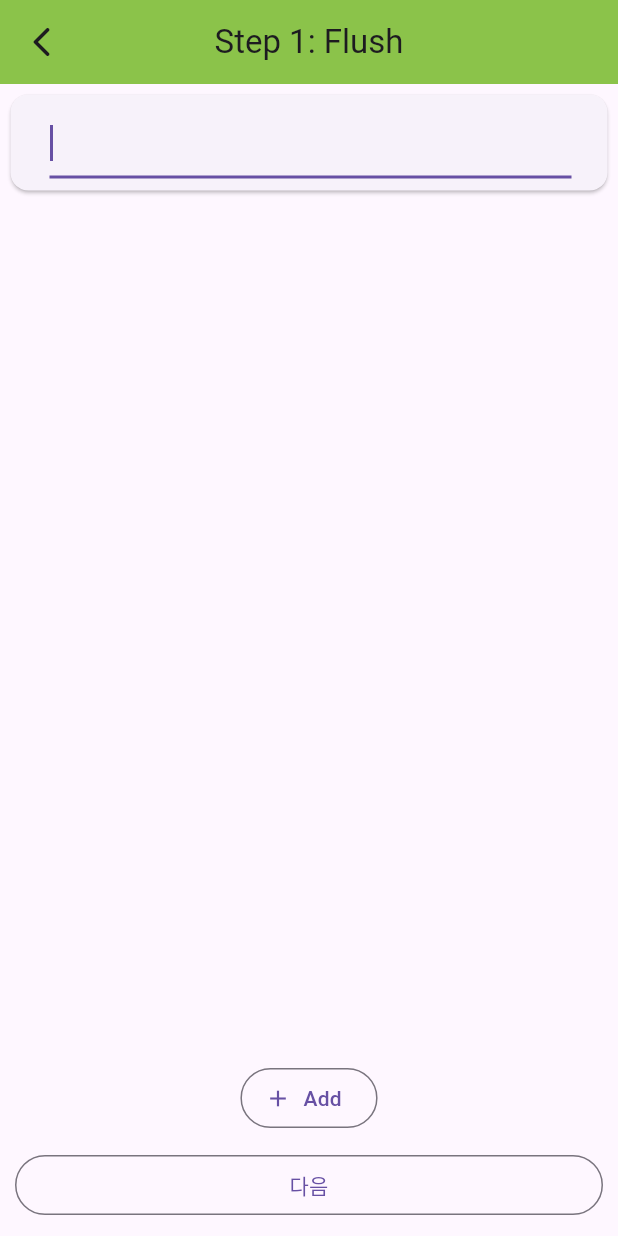
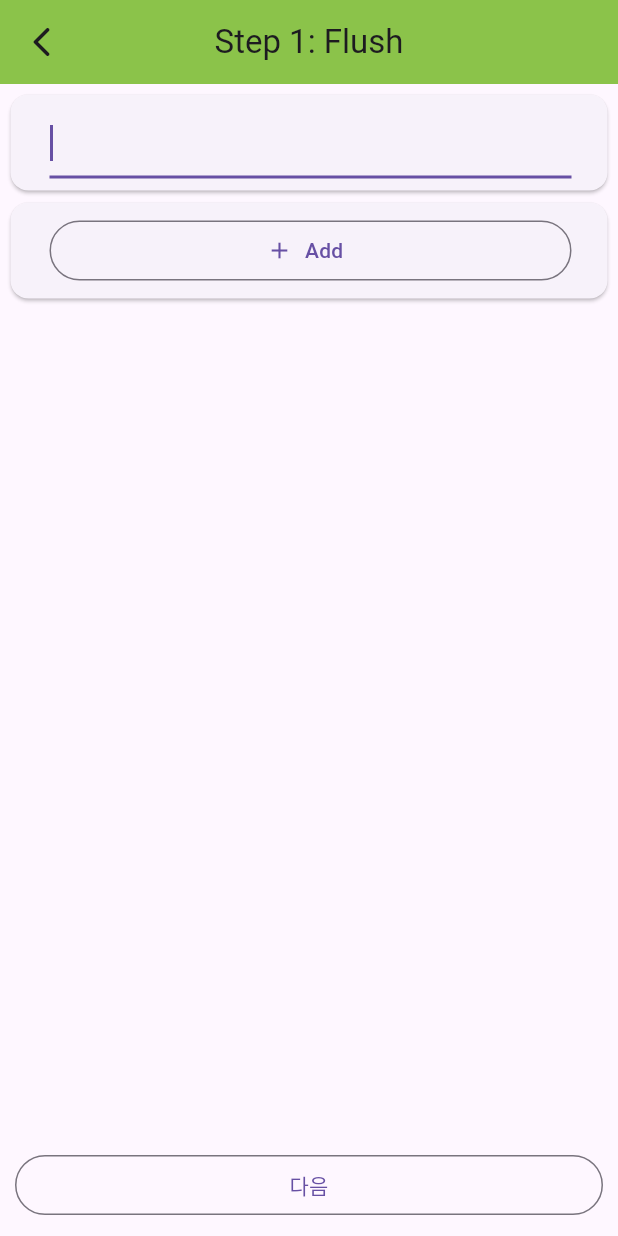
Before and after one commit to kuper0201/TimeBoxing_Fork, a Flutter app: the FlushView screen opened directly with empty values, after a tap on "Add", on a phone screen of 412 x 824 dp. Run offline on Flutter 3.47's test engine with Material 3 defaults, Android fonts, the phone set to English and light mode, and no system bars; our stand-ins replace equatable, flutter_datetime_picker_plus, syncfusion_flutter_calendar; missing offline and left inert: dart:ffi, split_view.

Commit message:
dynamic add button on flush view

```diff
--- a/lib/steps/FlushView.dart
+++ b/lib/steps/FlushView.dart
@@ -1,4 +1,8 @@
+import 'dart:ffi';
+
+import 'package:flutter/cupertino.dart';
 import 'package:flutter/material.dart';
+import 'package:flutter/widgets.dart';
 
 class FlushView extends StatefulWidget {
   final List<String> nameList;
@@ -11,7 +15,41 @@ class FlushView extends StatefulWidget {
 }
 
 class _FlushViewState extends State<FlushView> {
+  GlobalKey gk = GlobalKey();
+  GlobalKey gk2 = GlobalKey();
+  GlobalKey gk3 = GlobalKey();
+  bool isOver = false;
+
   TextEditingController tc = TextEditingController();
+
+  bool checkSize() {
+    final rb1 = gk.currentContext!.findRenderObject() as RenderBox;
+    final rb2 = gk2.currentContext!.findRenderObject() as RenderBox;
+    final rb3 = gk3.currentContext!.findRenderObject() as RenderBox;
+
+    return rb1.size.height <= rb2.size.height * (widget.nameList.length + 1) + rb3.size.height;
+  }
+
+  Widget getButton() {
+    return OutlinedButton.icon(
+      onPressed: () {
+        setState(() {
+          if(!widget.nameList.contains(tc.text)) {
+            if(tc.text.isNotEmpty) {
+              widget.nameList.add(tc.text);
+              tc.clear();
+            }
+          }
+
+          if(gk2.currentContext != null) {
+            isOver = checkSize();
+          }
+        });
+      },
+      icon: const Icon(Icons.add),
+      label: const Text("Add")
+    );
+  }
 
   @override
   Widget build(BuildContext context) {
@@ -31,18 +69,27 @@ class _FlushViewState extends State<FlushView> {
         children: [
           Expanded(
             child: ListView.builder(
+              key: gk,
               scrollDirection: Axis.vertical,
               padding: const EdgeInsets.all(3),
-              itemCount: widget.nameList.length + 1,
+              itemCount: widget.nameList.length + 1 + ((!isOver) ? 1 : 0),
               itemBuilder: (BuildContext context, int index) {
-                if(widget.nameList.length == index) {
+                if(widget.nameList.length + 1 == index) {
                   return Card(
+                    child: ListTile(
+                      title: Expanded(child: Padding(padding: const EdgeInsets.only(left: 10), child: getButton())),
+                    )
+                  );
+                } else if(widget.nameList.length == index) {
+                  return Card(
+                    key: gk3,
                     child: ListTile(
                       title: Expanded(child: Padding(padding: const EdgeInsets.only(left: 10), child: TextField(autofocus: true, controller: tc,))),
                     )
                   );
                 } else {
                   return Card(
+                    key: (index == 0) ? gk2 : null,
                     child: ListTile(
                       title: Expanded(child: Padding(padding: const EdgeInsets.only(left: 10), child: Text("${widget.nameList[index]}", style: const TextStyle(fontSize: 21)))),
                       trailing: IconButton(
@@ -53,6 +100,8 @@ class _FlushViewState extends State<FlushView> {
                             }
 
                             widget.nameList.removeAt(index);
+
+                            isOver = checkSize();
                           });
                         },
                         icon: const Icon(Icons.delete_forever, color: Colors.red,)
@@ -63,20 +112,13 @@ class _FlushViewState extends State<FlushView> {
               }
             )
           ),
-          OutlinedButton.icon(
-            onPressed: () {
-              setState(() {
-                if(!widget.nameList.contains(tc.text)) {
-                  if(!tc.text.isEmpty) {
-                    widget.nameList.add(tc.text);
-                    tc.clear();
-                  }
-                }
-              });
-            },
-            icon: const Icon(Icons.add),
-            label: const Text("Add")
+
+          if(isOver) Card(
+            child: ListTile(
+              title: Expanded(child: Padding(padding: const EdgeInsets.only(left: 10), child: getButton())),
+            )
           ),
+
           Row(
             children: [
               Expanded(
```
